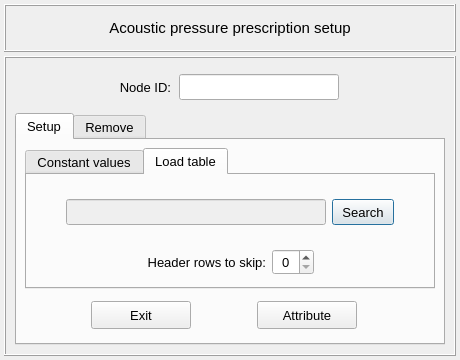
open-pulse/OpenPulse, file pulse/interface/data/ui_files/model/setup/acoustic/acoustic_pressure_input.ui: the form before one commit.
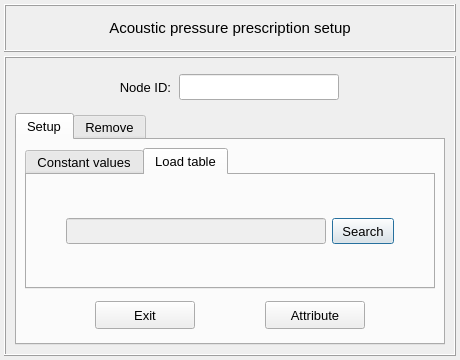
The form after the commit. The open tabs and pages were chosen to show the change.

Commit message: Removes the unused QSpinBox controls and adjusts the ui-files

The edit to the form file:
```diff
--- a/pulse/interface/data/ui_files/model/setup/acoustic/acoustic_pressure_input.ui
+++ b/pulse/interface/data/ui_files/model/setup/acoustic/acoustic_pressure_input.ui
@@ -690,132 +690,6 @@
                 </layout>
                </widget>
               </item>
-              <item row="1" column="0">
-               <widget class="QFrame" name="frame_11">
-                <property name="minimumSize">
-                 <size>
-                  <width>260</width>
-                  <height>32</height>
-                 </size>
-                </property>
-                <property name="maximumSize">
-                 <size>
-                  <width>400</width>
-                  <height>32</height>
-                 </size>
-                </property>
-                <property name="frameShape">
-                 <enum>QFrame::NoFrame</enum>
-                </property>
-                <property name="frameShadow">
-                 <enum>QFrame::Raised</enum>
-                </property>
-                <layout class="QGridLayout" name="gridLayout_14">
-                 <property name="leftMargin">
-                  <number>2</number>
-                 </property>
-                 <property name="topMargin">
-                  <number>2</number>
-                 </property>
-                 <property name="rightMargin">
-                  <number>2</number>
-                 </property>
-                 <property name="bottomMargin">
-                  <number>2</number>
-                 </property>
-                 <property name="horizontalSpacing">
-                  <number>6</number>
-                 </property>
-                 <property name="verticalSpacing">
-                  <number>2</number>
-                 </property>
-                 <item row="0" column="0">
-                  <spacer name="horizontalSpacer_5">
-                   <property name="orientation">
-                    <enum>Qt::Horizontal</enum>
-                   </property>
-                   <property name="sizeHint" stdset="0">
-                    <size>
-                     <width>40</width>
-                     <height>20</height>
-                    </size>
-                   </property>
-                  </spacer>
-                 </item>
-                 <item row="0" column="1">
-                  <widget class="QLabel" name="label_9">
-                   <property name="minimumSize">
-                    <size>
-                     <width>0</width>
-                     <height>26</height>
-                    </size>
-                   </property>
-                   <property name="maximumSize">
-                    <size>
-                     <width>140</width>
-                     <height>26</height>
-                    </size>
-                   </property>
-                   <property name="font">
-                    <font>
-                     <family>MS Shell Dlg 2</family>
-                     <pointsize>10</pointsize>
-                     <weight>50</weight>
-                     <italic>false</italic>
-                     <bold>false</bold>
-                    </font>
-                   </property>
-                   <property name="text">
-                    <string>Header rows to skip:</string>
-                   </property>
-                   <property name="alignment">
-                    <set>Qt::AlignRight|Qt::AlignTrailing|Qt::AlignVCenter</set>
-                   </property>
-                  </widget>
-                 </item>
-                 <item row="0" column="2">
-                  <widget class="QSpinBox" name="spinBox_skip_wors">
-                   <property name="minimumSize">
-                    <size>
-                     <width>0</width>
-                     <height>26</height>
-                    </size>
-                   </property>
-                   <property name="maximumSize">
-                    <size>
-                     <width>16777215</width>
-                     <height>26</height>
-                    </size>
-                   </property>
-                   <property name="font">
-                    <font>
-                     <pointsize>10</pointsize>
-                    </font>
-                   </property>
-                   <property name="alignment">
-                    <set>Qt::AlignCenter</set>
-                   </property>
-                   <property name="maximum">
-                    <number>10</number>
-                   </property>
-                  </widget>
-                 </item>
-                 <item row="0" column="3">
-                  <spacer name="horizontalSpacer_6">
-                   <property name="orientation">
-                    <enum>Qt::Horizontal</enum>
-                   </property>
-                   <property name="sizeHint" stdset="0">
-                    <size>
-                     <width>40</width>
-                     <height>20</height>
-                    </size>
-                   </property>
-                  </spacer>
-                 </item>
-                </layout>
-               </widget>
-              </item>
              </layout>
             </widget>
            </widget>
@@ -830,7 +704,7 @@
             </property>
             <property name="maximumSize">
              <size>
-              <width>400</width>
+              <width>16777215</width>
               <height>80</height>
              </size>
             </property>
@@ -889,7 +763,7 @@
                 <bool>false</bool>
                </property>
                <property name="default">
-                <bool>true</bool>
+                <bool>false</bool>
                </property>
               </widget>
              </item>
```
Left out of the diff: 1 changed line with no effect on the pictures. The commit also changes 12 other files.
